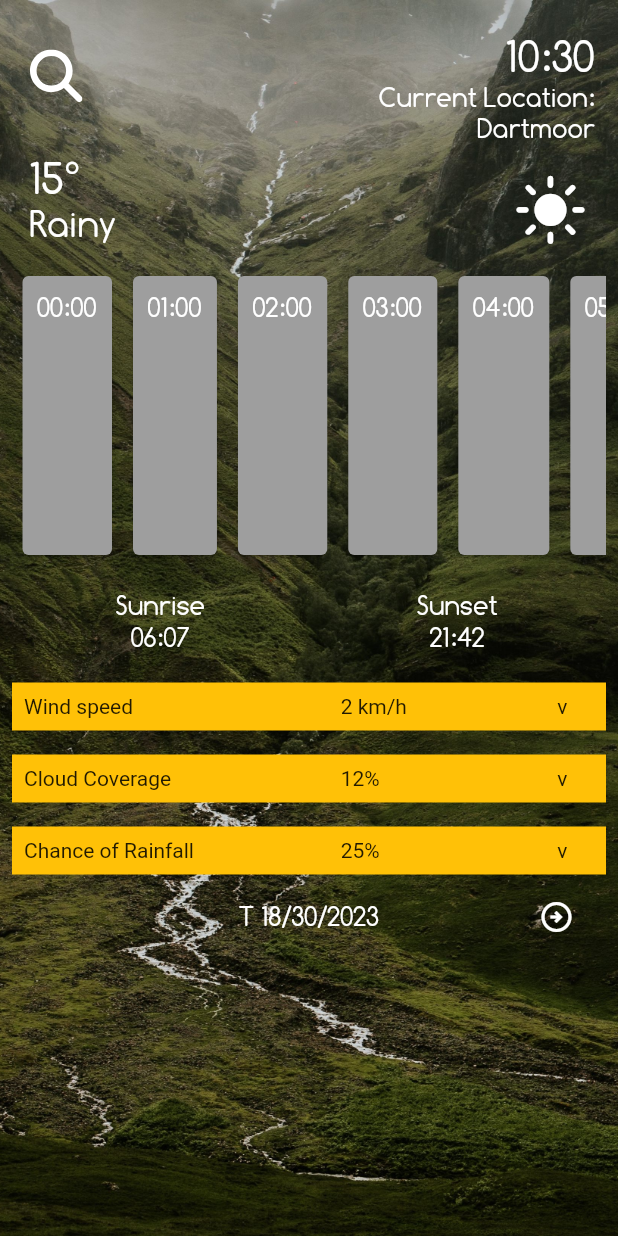
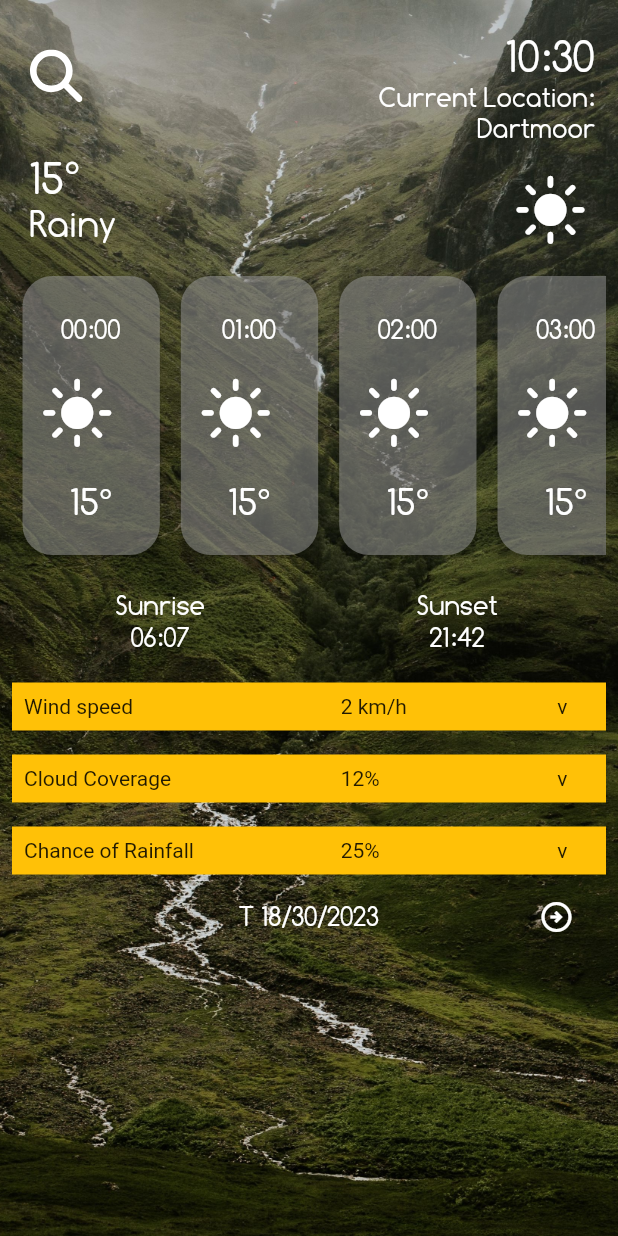
Before and after one commit to Avanta8/WeHike, a Flutter app: the screen it shows after launch, on a phone screen of 412 x 824 dp. Run offline on Flutter 3.47's test engine with Material 2 defaults, Android fonts, the phone set to English and light mode, and no system bars; our stand-ins replace flutter_svg, geolocator, location, shared_preferences.

Commit message:
updated scroller

```diff
--- a/we_hike/lib/widgets/hourlyScroller.dart
+++ b/we_hike/lib/widgets/hourlyScroller.dart
@@ -1,5 +1,6 @@
 import 'package:flutter/material.dart';
 import 'package:intl/intl.dart';
+import 'package:we_hike/widgets/current_weather_icon.dart';
 import 'package:we_hike/widgets/white_text.dart';
 
 class HourlyScroller extends StatelessWidget{
@@ -15,16 +16,34 @@ class HourlyScroller extends StatelessWidget{
             Padding(
               padding: const EdgeInsets.all(3.0),
               child: Card(
-              color: Colors.grey,
-
+                color: Colors.transparent,
+                child: SizedBox(
+                  width: MediaQuery.of(context).size.width / 4.5,
+                  child: Container(
+                    decoration: BoxDecoration(
+                        color: Colors.grey.withOpacity(0.5),
+                        borderRadius: BorderRadius.only(
+                          topLeft:Radius.circular(20),
+                          topRight:Radius.circular(20),
+                          bottomLeft: Radius.circular(20),
+                          bottomRight:Radius.circular(20),
+                        )
+                    ),
                     child: Padding(
                       padding: const EdgeInsets.all(10.0),
                       child:
                       Column(
                         children: [
+                          SizedBox(height: 15,),
                           WhiteText(text: DateFormat('HH:mm').format(DateTime(now.year,now.month,now.day,time)),),
-                      //TODO insert weather data
+                          SizedBox(height: 10,),
+                          //TODO API Icon code
+                          Center(child: CurrentWeatherIcon(iconCode: 113)),
+                          SizedBox(height: 20,),
+                          WhiteText(text: "15°", size: 25),
                         ],
+                      ),
+                    ),
                   ),
                 ),
               ),
```
Lines whose indentation alone changed are shown as unchanged.
